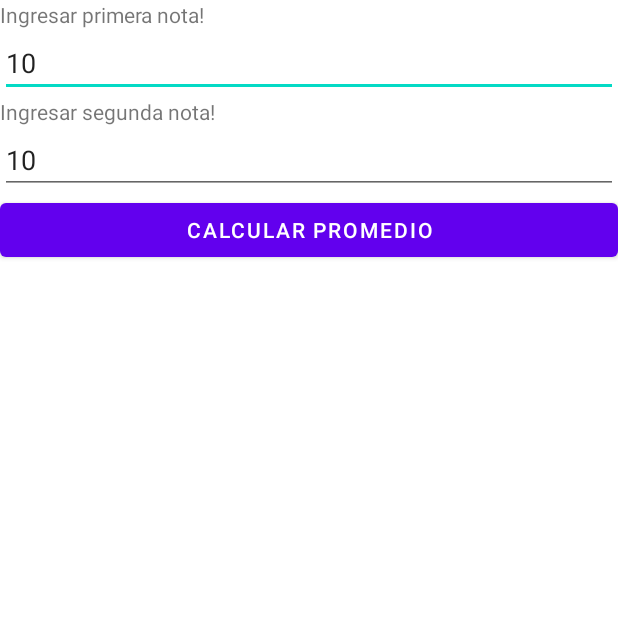
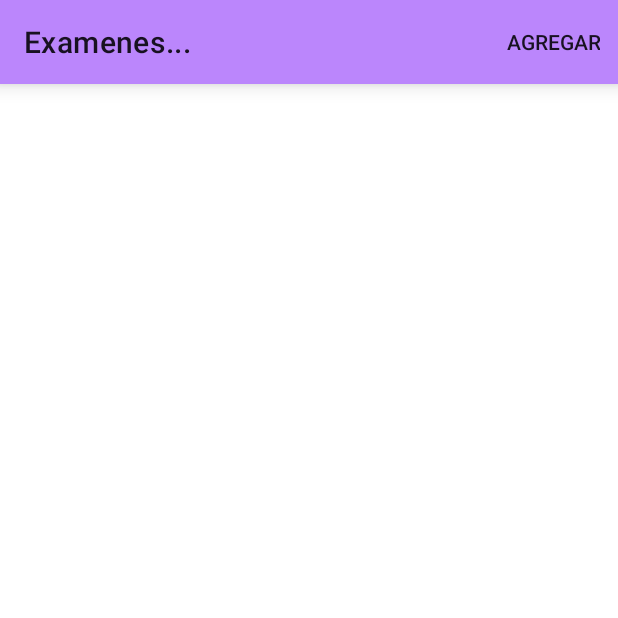
Before and after one commit to lucasambesi/9016-TN-UNLa, an Android app: the MainActivity screen opened directly, with no data from a screen before it, on a phone screen of 412 x 824 dp, the top half of it. Run offline under Robolectric (Android 15) with nearby library versions, the phone set to English and light mode, and no system bars.

Commit message:
clase 3 fix - sin rv

```diff
--- a/Clases/app/src/main/java/com/example/clases/CalcularPromedioActivity.java
+++ b/Clases/app/src/main/java/com/example/clases/CalcularPromedioActivity.java
@@ -14,7 +14,6 @@ public class CalcularPromedioActivity extends AppCompatActivity {
     EditText etNota1, etNota2;
     Button btnPromedio;
     TextView tvResultado;
-
 
     @Override
     protected void onCreate(Bundle savedInstanceState) {
--- a/Clases/app/src/main/java/com/example/clases/MainActivity.java
+++ b/Clases/app/src/main/java/com/example/clases/MainActivity.java
@@ -1,9 +1,14 @@
 package com.example.clases;
 
+import androidx.annotation.NonNull;
 import androidx.appcompat.app.AppCompatActivity;
+import androidx.appcompat.widget.Toolbar;
 import androidx.recyclerview.widget.RecyclerView;
 
+import android.content.Intent;
 import android.os.Bundle;
+import android.view.Menu;
+import android.view.MenuItem;
 import android.widget.Toast;
 
 import java.util.ArrayList;
@@ -12,15 +17,20 @@ import java.util.List;
 public class MainActivity extends AppCompatActivity {
 
 
+    Toolbar mi_toolbar;
     RecyclerView rv_examenes;
     ExamenAdapter adapter;
 
     @Override
     protected void onCreate(Bundle savedInstanceState) {
         super.onCreate(savedInstanceState);
-        setContentView(R.layout.activity_calcular_promedio);
+        setContentView(R.layout.activity_main);
 
-        setupAdapter();
+        mi_toolbar = findViewById(R.id.tbMain);
+        setSupportActionBar(mi_toolbar);
+        getSupportActionBar().setTitle("Examenes...");
+
+        //setupAdapter();
         saludarUsuario();
     }
 
@@ -38,13 +48,22 @@ public class MainActivity extends AppCompatActivity {
         rv_examenes.setAdapter(adapter);
     }
 
-    private List<Examen> getExamenes() {
-        return new ArrayList<Examen>() {{
-            add(new Examen(1, "Ingenieria de Software 1", "2022-04-05"));
-            add(new Examen(2, "Algoritmos y Estructuras de Datos", "2022-04-07"));
-            add(new Examen(3, "Prueba de Software", "2022-04-08"));
-            add(new Examen(4, "Matematica", "2022-04-10"));
-        }};
+    @Override
+    public boolean onCreateOptionsMenu(@NonNull Menu menu) {
+        getMenuInflater().inflate(R.menu.main_menu, menu);
+        return super.onCreateOptionsMenu(menu);
+    }
+
+    @Override
+    public boolean onOptionsItemSelected(@NonNull MenuItem item) {
+        switch (item.getItemId()){
+            case R.id.iAdd:
+                Intent main_activity = new Intent(MainActivity.this, AgregarExamenActivity.class);
+                startActivity(main_activity);
+                return true;
+            default:
+                return super.onOptionsItemSelected(item);
+        }
     }
 
     private void saludarUsuario(){
@@ -55,4 +74,13 @@ public class MainActivity extends AppCompatActivity {
             Toast.makeText(MainActivity.this, "Bienvenido/a" + usuario, Toast.LENGTH_SHORT).show();
         }
     }
+
+    private List<Examen> getExamenes() {
+        return new ArrayList<Examen>() {{
+            add(new Examen(1, "Ingenieria de Software 1", "2022-04-05"));
+            add(new Examen(2, "Algoritmos y Estructuras de Datos", "2022-04-07"));
+            add(new Examen(3, "Prueba de Software", "2022-04-08"));
+            add(new Examen(4, "Matematica", "2022-04-10"));
+        }};
+    }
 }
--- a/Clases/app/src/main/res/layout/activity_login.xml
+++ b/Clases/app/src/main/res/layout/activity_login.xml
@@ -6,6 +6,12 @@
     android:layout_height="match_parent"
     tools:context=".LoginActivity"
     android:orientation="vertical">
+
+    <include
+        android:id="@+id/tbLogin"
+        android:layout_width="match_parent"
+        android:layout_height="wrap_content"
+        layout="@layout/primary_toolbar" />
 
     <TextView
         android:layout_width="match_parent"
--- a/Clases/app/src/main/res/layout/activity_main.xml
+++ b/Clases/app/src/main/res/layout/activity_main.xml
@@ -6,6 +6,12 @@
     android:layout_height="match_parent"
     android:orientation="vertical"
     tools:context=".MainActivity">
+
+    <include
+        android:id="@+id/tbMain"
+        android:layout_width="match_parent"
+        android:layout_height="wrap_content"
+        layout="@layout/primary_toolbar" />
 
     <androidx.recyclerview.widget.RecyclerView
         android:id="@+id/rv_examenes"
@@ -16,5 +22,4 @@
         tools:itemCount="4"
         tools:listitem="@layout/item_examen"
         />
-
 </LinearLayout>
--- a/Clases/app/src/main/res/layout/primary_toolbar.xml
+++ b/Clases/app/src/main/res/layout/primary_toolbar.xml
@@ -1,7 +1,7 @@
 <?xml version="1.0" encoding="utf-8"?>
-<androidx.constraintlayout.widget.ConstraintLayout xmlns:android="http://schemas.android.com/apk/res/android"
+<androidx.appcompat.widget.Toolbar xmlns:android="http://schemas.android.com/apk/res/android"
     android:layout_width="match_parent"
     android:layout_height="wrap_content"
     android:background="@color/purple_200"
     android:elevation="8dp">
-</androidx.constraintlayout.widget.ConstraintLayout>
+</androidx.appcompat.widget.Toolbar>
--- /dev/null
+++ b/Clases/app/src/main/res/menu/main_menu.xml
@@ -0,0 +1,10 @@
+<?xml version="1.0" encoding="utf-8"?>
+<menu xmlns:android="http://schemas.android.com/apk/res/android"
+    xmlns:app="http://schemas.android.com/apk/res-auto">
+    <item
+        android:id="@+id/iAdd"
+        android:title="Agregar"
+        app:showAsAction="ifRoom">
+
+    </item>
+</menu>
```
Also changed, not shown: Clases/app/src/main/AndroidManifest.xml (+5 -2 lines), Clases/app/src/main/java/com/example/clases/AgregarExamenActivity.java (added, +14 -0 lines), Clases/app/src/main/java/com/example/clases/LoginActivity.java (+4 -4 lines), Clases/app/src/main/res/layout/activity_agregar_examen.xml (added, +9 -0 lines).
